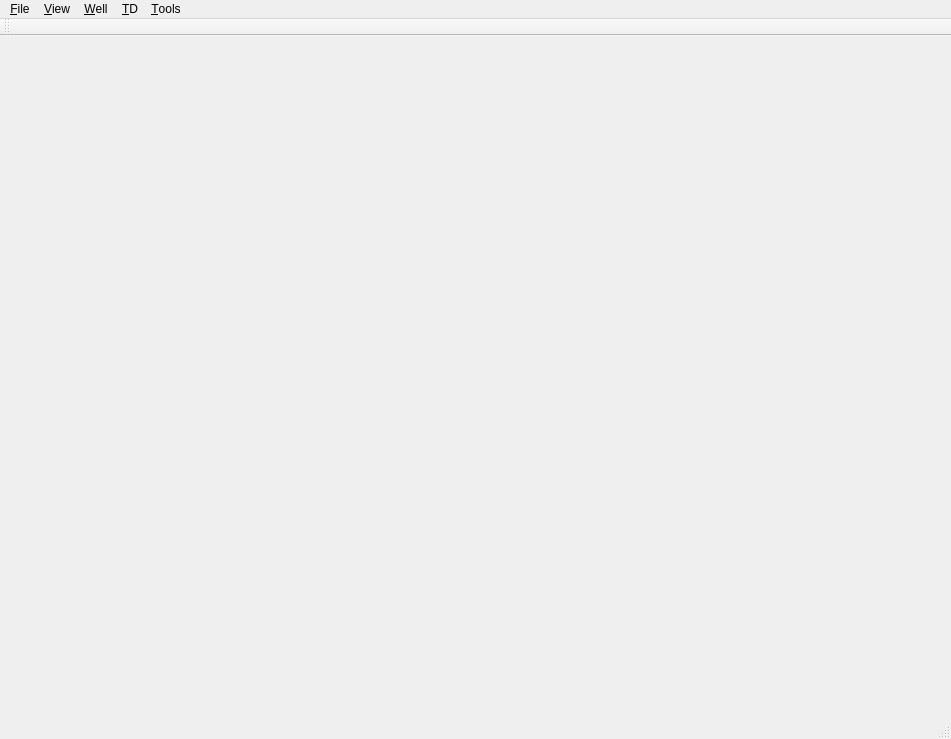
First picture: the form in logging_calibr/lcmainwindow.ui, repository zhangxudongcn/well_dev, before the edit.
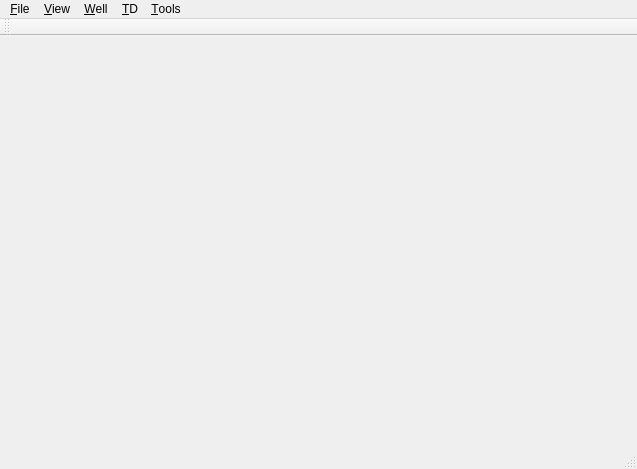
Second picture: the form after the edit.

Patch:
```diff
--- a/logging_calibr/lcmainwindow.ui
+++ b/logging_calibr/lcmainwindow.ui
@@ -6,8 +6,8 @@
    <rect>
     <x>0</x>
     <y>0</y>
-    <width>951</width>
-    <height>739</height>
+    <width>637</width>
+    <height>469</height>
    </rect>
   </property>
   <property name="windowTitle">
@@ -28,8 +28,8 @@
     <rect>
      <x>0</x>
      <y>0</y>
-     <width>951</width>
-     <height>24</height>
+     <width>637</width>
+     <height>23</height>
     </rect>
    </property>
    <widget class="QMenu" name="menuFile">
```
